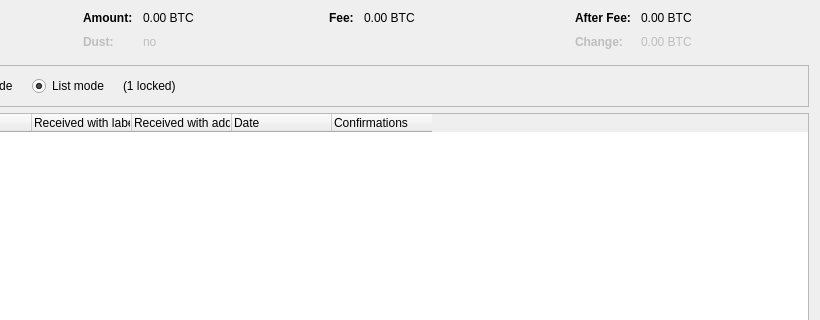
Above: src/qt/forms/coincontroldialog.ui from rebitcoin/rebitcoin before the change; both pictures show x 180 to 1000 and y 0 to 320 of the 1000 by 500 pixel window. Below: the same form after it.
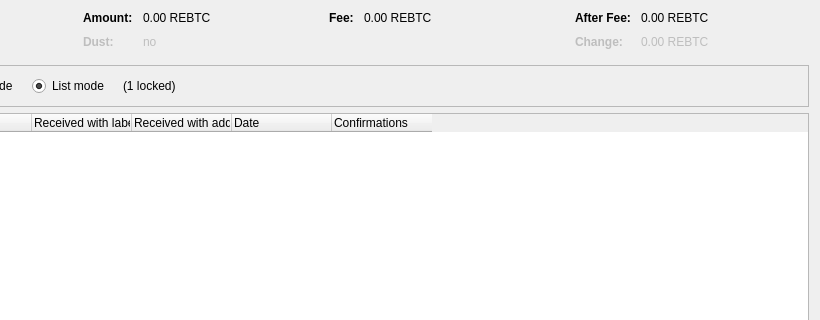
That is the form after the change. Custom widgets are drawn as their Qt base class.

What changed in the file:
```diff
--- a/src/qt/forms/coincontroldialog.ui
+++ b/src/qt/forms/coincontroldialog.ui
@@ -132,7 +132,7 @@
           <enum>Qt::ActionsContextMenu</enum>
          </property>
          <property name="text">
-          <string notr="true">0.00 BTC</string>
+          <string notr="true">0.00 REBTC</string>
          </property>
          <property name="textInteractionFlags">
           <set>Qt::LinksAccessibleByMouse|Qt::TextSelectableByKeyboard|Qt::TextSelectableByMouse</set>
@@ -212,7 +212,7 @@
           <enum>Qt::ActionsContextMenu</enum>
          </property>
          <property name="text">
-          <string notr="true">0.00 BTC</string>
+          <string notr="true">0.00 REBTC</string>
          </property>
          <property name="textInteractionFlags">
           <set>Qt::LinksAccessibleByMouse|Qt::TextSelectableByKeyboard|Qt::TextSelectableByMouse</set>
@@ -257,7 +257,7 @@
           <enum>Qt::ActionsContextMenu</enum>
          </property>
          <property name="text">
-          <string notr="true">0.00 BTC</string>
+          <string notr="true">0.00 REBTC</string>
          </property>
          <property name="textInteractionFlags">
           <set>Qt::LinksAccessibleByMouse|Qt::TextSelectableByKeyboard|Qt::TextSelectableByMouse</set>
@@ -292,7 +292,7 @@
           <enum>Qt::ActionsContextMenu</enum>
          </property>
          <property name="text">
-          <string notr="true">0.00 BTC</string>
+          <string notr="true">0.00 REBTC</string>
          </property>
          <property name="textInteractionFlags">
           <set>Qt::LinksAccessibleByMouse|Qt::TextSelectableByKeyboard|Qt::TextSelectableByMouse</set>
```
